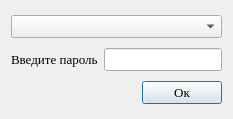
Old version of the form optimizationmethods/ui/mainwindowPass.ui in the repository Eliminationzx/optimizationmethods.
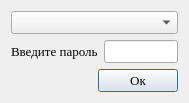
New version of the form. Icons and pictures are not drawn.

Commit message: Сделал вызов диалогового окна в MainWindowImpl::on_allow_activated. Надо коменты дописать.

Diff of the .ui file:
```diff
--- a/optimizationmethods/ui/mainwindowPass.ui
+++ b/optimizationmethods/ui/mainwindowPass.ui
@@ -6,8 +6,8 @@
    <rect>
     <x>0</x>
     <y>0</y>
-    <width>233</width>
-    <height>119</height>
+    <width>189</width>
+    <height>92</height>
    </rect>
   </property>
   <property name="font">
```
The commit also changes 2 other files.
